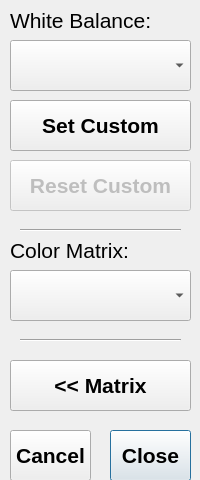
Before: the Qt Designer form src/whitebalancedialog.ui in krontech/chronos-cam-app, drawn with Qt 5.
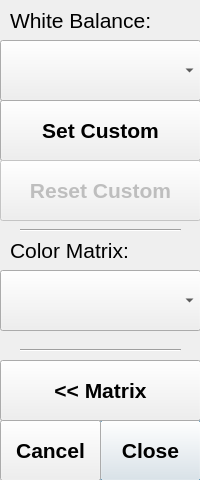
After: the same form once the commit is applied.

Patch:
```diff
--- a/src/whitebalancedialog.ui
+++ b/src/whitebalancedialog.ui
@@ -16,10 +16,10 @@
   <widget class="QPushButton" name="cmdClose">
    <property name="geometry">
     <rect>
-     <x>110</x>
-     <y>430</y>
-     <width>81</width>
-     <height>51</height>
+     <x>100</x>
+     <y>420</y>
+     <width>101</width>
+     <height>61</height>
     </rect>
    </property>
    <property name="font">
@@ -36,10 +36,10 @@
   <widget class="QPushButton" name="cmdSetCustomWB">
    <property name="geometry">
     <rect>
-     <x>10</x>
+     <x>0</x>
      <y>100</y>
-     <width>181</width>
-     <height>51</height>
+     <width>201</width>
+     <height>61</height>
     </rect>
    </property>
    <property name="font">
@@ -56,20 +56,23 @@
   <widget class="QComboBox" name="comboWB">
    <property name="geometry">
     <rect>
-     <x>10</x>
+     <x>0</x>
      <y>40</y>
-     <width>181</width>
-     <height>51</height>
+     <width>201</width>
+     <height>61</height>
     </rect>
    </property>
    <property name="font">
     <font>
      <pointsize>13</pointsize>
-     <weight>75</weight>
-     <italic>true</italic>
-     <bold>true</bold>
+     <weight>50</weight>
+     <italic>false</italic>
+     <bold>false</bold>
     </font>
    </property>
+   <property name="styleSheet">
+    <string notr="true"/>
+   </property>
   </widget>
   <widget class="QLabel" name="wbLabel">
    <property name="geometry">
@@ -95,10 +98,10 @@
    </property>
    <property name="geometry">
     <rect>
-     <x>10</x>
+     <x>0</x>
      <y>160</y>
-     <width>181</width>
-     <height>51</height>
+     <width>201</width>
+     <height>61</height>
     </rect>
    </property>
    <property name="font">
@@ -115,10 +118,10 @@
   <widget class="QPushButton" name="cmdMatrix">
    <property name="geometry">
     <rect>
-     <x>10</x>
+     <x>0</x>
      <y>360</y>
-     <width>181</width>
-     <height>51</height>
+     <width>201</width>
+     <height>61</height>
     </rect>
    </property>
    <property name="font">
@@ -148,18 +151,18 @@
   <widget class="QComboBox" name="comboColor">
    <property name="geometry">
     <rect>
-     <x>10</x>
+     <x>0</x>
      <y>270</y>
-     <width>181</width>
-     <height>51</height>
+     <width>201</width>
+     <height>61</height>
     </rect>
    </property>
    <property name="font">
     <font>
      <pointsize>13</pointsize>
-     <weight>75</weight>
-     <italic>true</italic>
-     <bold>true</bold>
+     <weight>50</weight>
+     <italic>false</italic>
+     <bold>false</bold>
     </font>
    </property>
   </widget>
@@ -185,7 +188,7 @@
    <property name="geometry">
     <rect>
      <x>20</x>
-     <y>330</y>
+     <y>340</y>
      <width>161</width>
      <height>20</height>
     </rect>
@@ -197,10 +200,10 @@
   <widget class="QPushButton" name="cmdCancel">
    <property name="geometry">
     <rect>
-     <x>10</x>
-     <y>430</y>
-     <width>81</width>
-     <height>51</height>
+     <x>0</x>
+     <y>420</y>
+     <width>101</width>
+     <height>61</height>
     </rect>
    </property>
    <property name="font">
```
